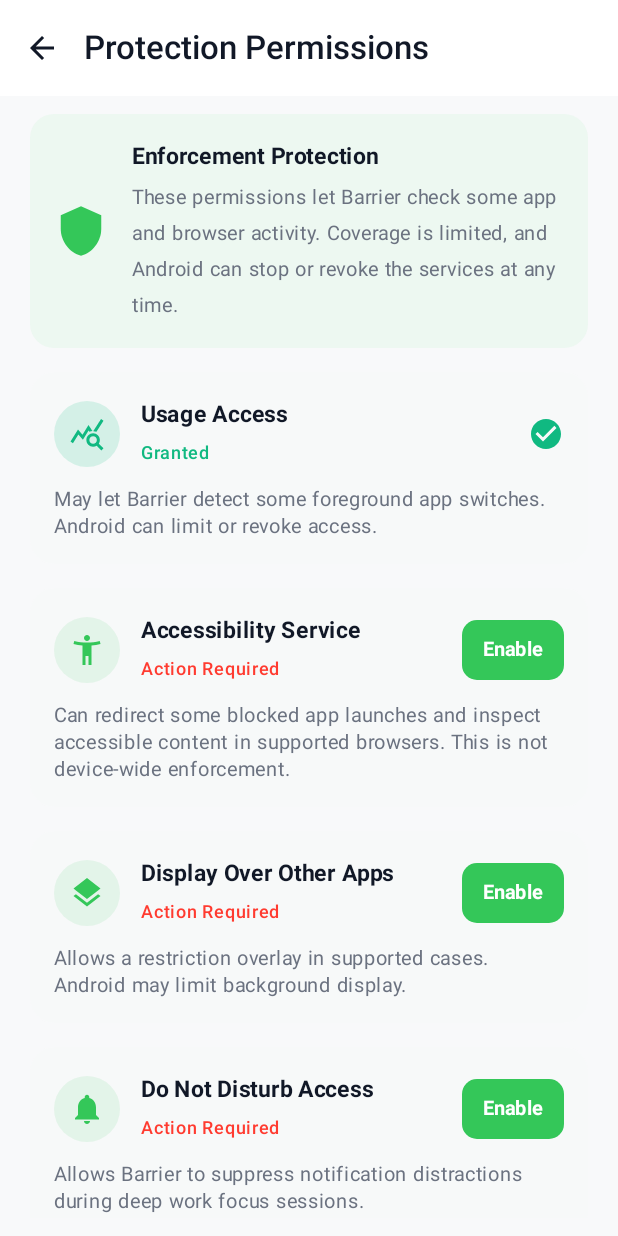
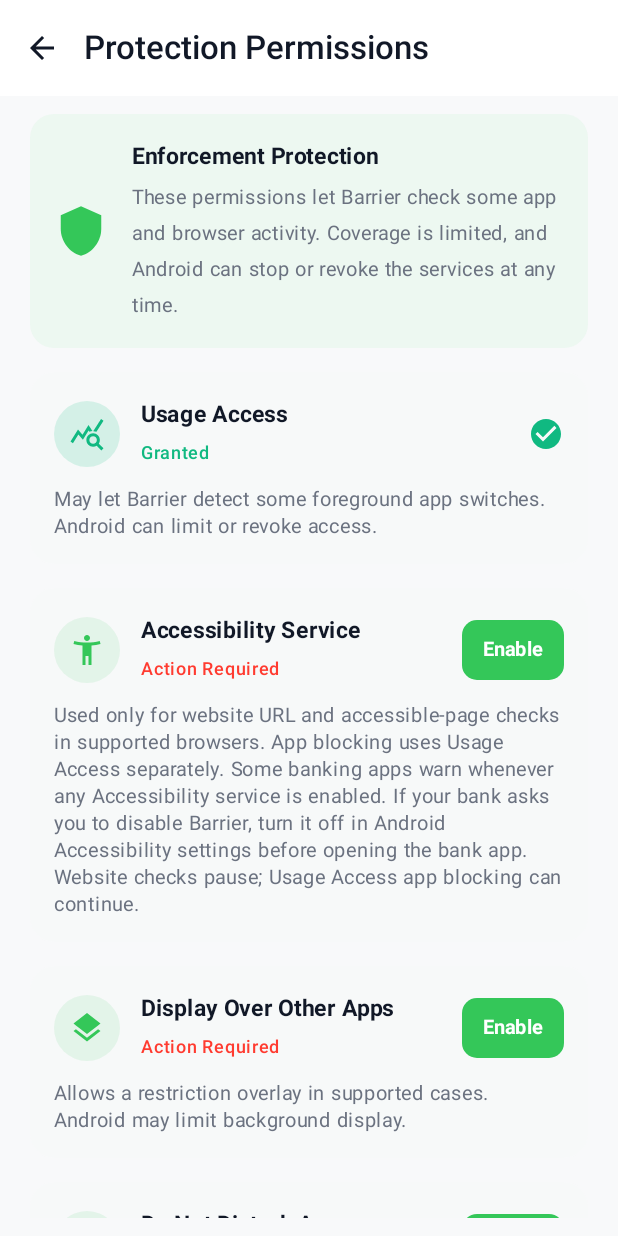
Before and after one commit to sameerahammedat-spec/Barrier, an Android app built with Jetpack Compose: the PermissionsScreen screen opened through its navigation route, on a phone screen of 412 x 824 dp. Run offline under Robolectric (Android 15) with nearby library versions, the phone set to English and light mode, and no system bars; our stand-ins replace Dagger/Hilt's generated code, Room's generated code.

Commit message:
Clarify accessibility scope and banking-app guidance

```diff
--- a/app/src/main/java/com/rushgames/barrier/ui/screens/permissions/PermissionsScreen.kt
+++ b/app/src/main/java/com/rushgames/barrier/ui/screens/permissions/PermissionsScreen.kt
@@ -128,7 +128,7 @@ fun PermissionsScreen(
             item {
                 PermissionCard(
                     title = "Accessibility Service",
-                    description = "Can redirect some blocked app launches and inspect accessible content in supported browsers. This is not device-wide enforcement.",
+                    description = "Used only for website URL and accessible-page checks in supported browsers. App blocking uses Usage Access separately. Some banking apps warn whenever any Accessibility service is enabled. If your bank asks you to disable Barrier, turn it off in Android Accessibility settings before opening the bank app. Website checks pause; Usage Access app blocking can continue.",
                     icon = Icons.Default.AccessibilityNew,
                     isGranted = hasAccessibility,
                     onClick = { PermissionManager.openAccessibilitySettings(context) }
```
